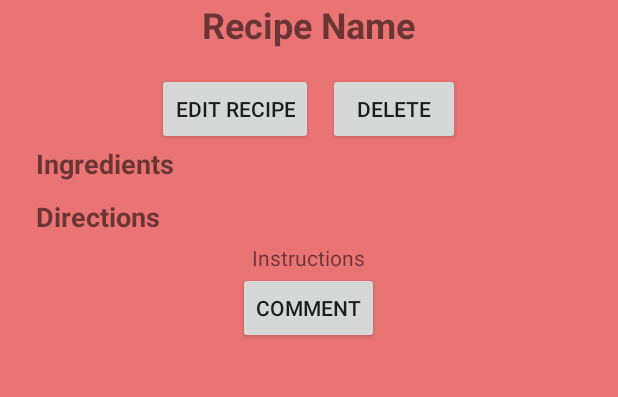
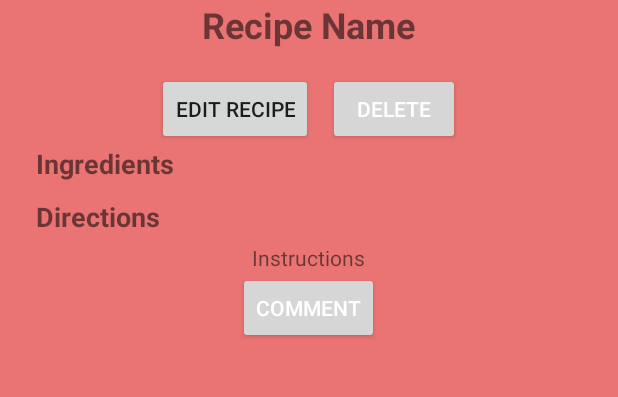
Before and after one commit to linj2/Recipes-Android-app, an Android app: the layout recipe_view.xml on its own in the app's theme, with its tools: preview values and no code run, on a phone screen of 412 x 824 dp, the part 144-541 px from its top. Run offline under Robolectric (Android 15) with nearby library versions, the phone set to English and light mode, and no system bars.

Commit message:
changed the button background and keeps favorite working

```diff
--- a/RecipeTracker/app/src/main/java/edu/rosehulman/menga/recipetracker/RecipeFragment.kt
+++ b/RecipeTracker/app/src/main/java/edu/rosehulman/menga/recipetracker/RecipeFragment.kt
@@ -2,6 +2,7 @@ package edu.rosehulman.menga.recipetracker
 
 import android.app.Activity
 import android.content.Intent
+import android.content.res.ColorStateList
 import android.graphics.Bitmap
 import android.net.Uri
 import android.os.AsyncTask
@@ -156,6 +157,9 @@ class RecipeFragment: Fragment() {
             }
         }
         if(viewedBy.uid == recipe?.uid) {
+            view.button_edit_recipe.setTextColor(resources.getColor(android.R.color.white))
+            view.button_edit_recipe.backgroundTintList = resources.getColorStateList(R.color.fui_transparent)
+
             view.button_edit_recipe.setOnClickListener {
                 val builder = AlertDialog.Builder(context!!)
                 val editTextIds = ArrayList<Int>()
--- a/RecipeTracker/app/src/main/res/layout/recipe_view.xml
+++ b/RecipeTracker/app/src/main/res/layout/recipe_view.xml
@@ -52,6 +52,8 @@
                     android:id="@+id/button_delete"
                     android:text="@string/delete"
                     android:layout_weight="5"
+                    android:backgroundTint="@color/fui_transparent"
+                    android:textColor="@android:color/white"
             />
         </LinearLayout>
 
@@ -103,6 +105,8 @@
                 android:layout_width="wrap_content"
                 android:layout_height="wrap_content"
                 android:text="@string/comment"
+                android:backgroundTint="@color/fui_transparent"
+                android:textColor="@android:color/white"
         />
     </LinearLayout>
 </ScrollView>
```
Also changed, not shown: RecipeTracker/app/src/main/java/edu/rosehulman/menga/recipetracker/FavoriteFragment.kt (+0 -10 lines).
